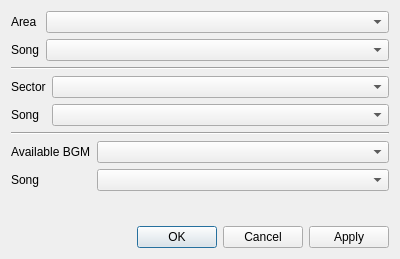
Qt form dsvedit/music_editor.ui (LagoLunatic/DSVEdit) before a commit.
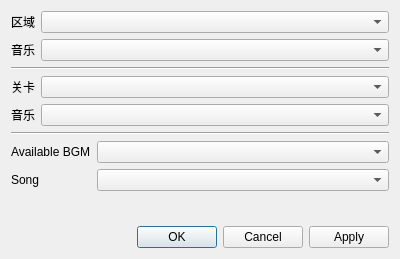
The same form after that commit.

```diff
--- a/dsvedit/music_editor.ui
+++ b/dsvedit/music_editor.ui
@@ -19,14 +19,14 @@
      <item row="0" column="0">
       <widget class="QLabel" name="label_6">
        <property name="text">
-        <string>Area</string>
+        <string>区域</string>
        </property>
       </widget>
      </item>
      <item row="1" column="0">
       <widget class="QLabel" name="label_7">
        <property name="text">
-        <string>Song</string>
+        <string>音乐</string>
        </property>
       </widget>
      </item>
@@ -53,7 +53,7 @@
      <item row="0" column="0">
       <widget class="QLabel" name="label">
        <property name="text">
-        <string>Sector</string>
+        <string>关卡</string>
        </property>
       </widget>
      </item>
@@ -63,7 +63,7 @@
      <item row="1" column="0">
       <widget class="QLabel" name="label_2">
        <property name="text">
-        <string>Song</string>
+        <string>音乐</string>
        </property>
       </widget>
      </item>
```
Left out of the diff: 2 changed lines with no effect on the pictures.
